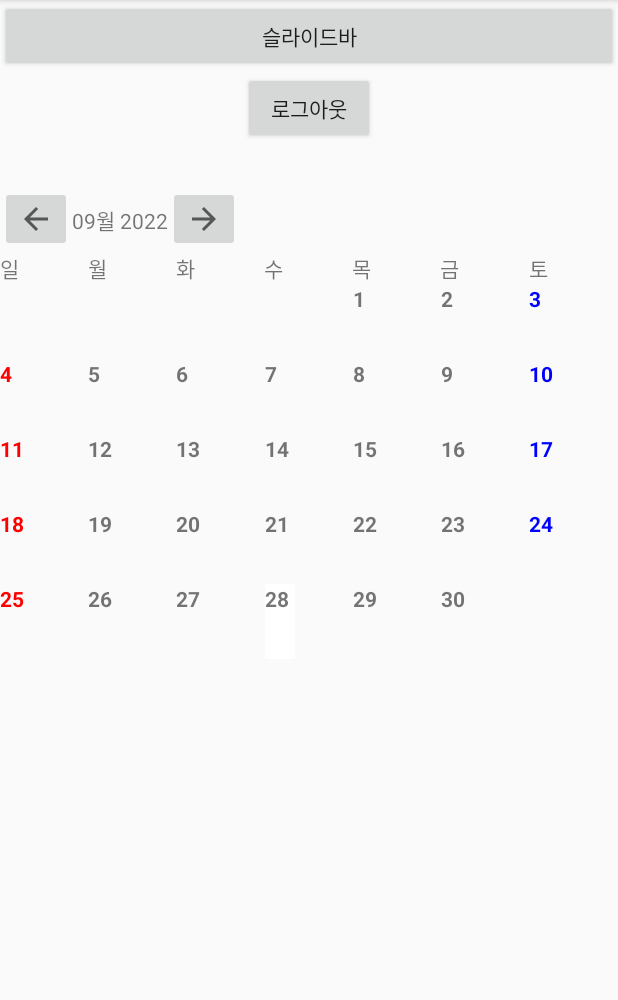
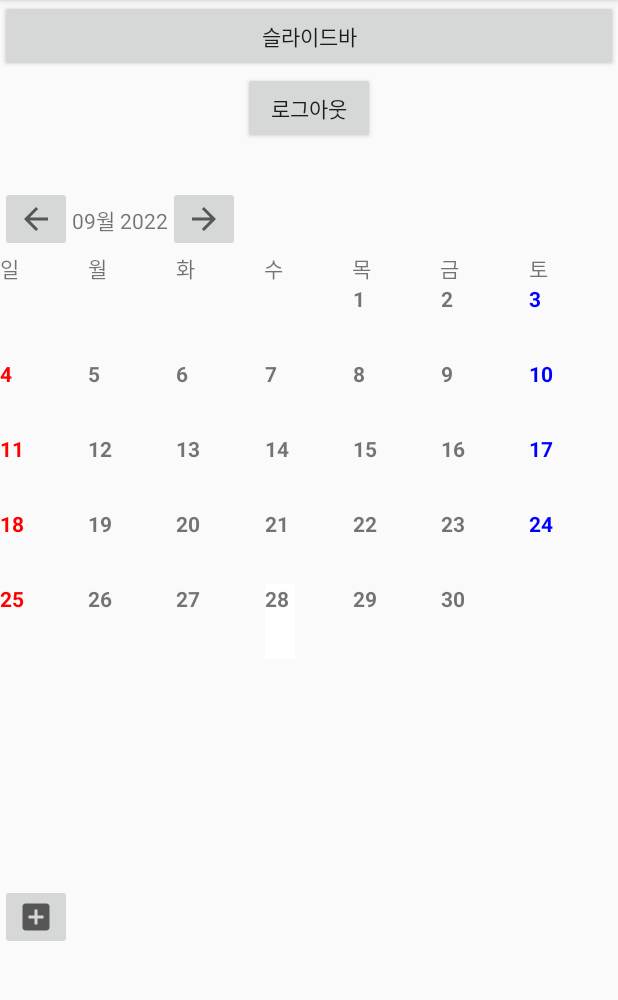
Before and after one commit to JIYUN1578/Share_calendar, an Android app: the screen it shows after launch (MainActivity), on a phone screen of 412 x 824 dp, the part 84-1084 px from its top. Run offline under Robolectric (Android 15) with nearby library versions, the phone set to English and light mode, and no system bars; our stand-ins replace Firebase (no records; nobody signed in at launch, a user with empty details on screens opened directly).

Commit message:
[20220928 전지윤] 일정추가 페이지 생성/ 업로드 직전까지

```diff
--- a/app/src/main/java/ort/techtown/share_calendar/MainActivity.java
+++ b/app/src/main/java/ort/techtown/share_calendar/MainActivity.java
@@ -45,6 +45,8 @@ public class MainActivity extends AppCompatActivity implements GoogleApiClient.O
     // 달력
     TextView tv_monthyear;
     RecyclerView recyclerView;
+    //일정추가버튼
+    ImageButton btn_goAddActivity;
 
 
     @Override
@@ -133,6 +135,19 @@ public class MainActivity extends AppCompatActivity implements GoogleApiClient.O
                 setMonthview();
             }
         });
+
+        btn_goAddActivity = (ImageButton) findViewById(R.id.btn_gotoAddActivity);
+        btn_goAddActivity.setOnClickListener(new View.OnClickListener() {
+            @Override
+            public void onClick(View view) {
+                Intent intent= new Intent(MainActivity.this,AddActivity.class);
+                // Bundle bundle = ActivityOptions.makeSceneTransitionAnimation(MainActivity.this).toBundle();
+                startActivity(intent);
+                finish();
+                overridePendingTransition(R.anim.anim_in,R.anim.anim_out);
+            }
+        });
+
     }
 
     // 달력
--- /dev/null
+++ b/app/src/main/res/anim/anim_in.xml
@@ -0,0 +1,8 @@
+<?xml version="1.0" encoding="utf-8"?>
+<set xmlns:android="http://schemas.android.com/apk/res/android">
+    <translate
+        android:toXDelta="0"
+        android:fromXDelta="100%p"
+        android:duration="500"
+        ></translate>
+</set>
--- /dev/null
+++ b/app/src/main/res/anim/anim_out.xml
@@ -0,0 +1,8 @@
+<?xml version="1.0" encoding="utf-8"?>
+<set xmlns:android="http://schemas.android.com/apk/res/android">
+    <translate
+        android:toXDelta="-100%p"
+        android:fromXDelta="0"
+        android:duration="500"
+        ></translate>
+</set>
--- /dev/null
+++ b/app/src/main/res/drawable/ic_baseline_add_box_24.xml
@@ -0,0 +1,10 @@
+<vector xmlns:android="http://schemas.android.com/apk/res/android"
+    android:width="24dp"
+    android:height="24dp"
+    android:viewportWidth="24"
+    android:viewportHeight="24"
+    android:tint="?attr/colorControlNormal">
+  <path
+      android:fillColor="@android:color/white"
+      android:pathData="M19,3L5,3c-1.11,0 -2,0.9 -2,2v14c0,1.1 0.89,2 2,2h14c1.1,0 2,-0.9 2,-2L21,5c0,-1.1 -0.9,-2 -2,-2zM17,13h-4v4h-2v-4L7,13v-2h4L11,7h2v4h4v2z"/>
+</vector>
--- a/app/src/main/res/layout/activity_main.xml
+++ b/app/src/main/res/layout/activity_main.xml
@@ -116,7 +116,17 @@
                class="androidx.appcompat.app.AlertController$RecycleListView"
                android:layout_width="match_parent"
                android:id="@+id/recyclerview"
-               android:layout_height="600dp" />
+               android:layout_height="400dp" />
+
+           <ImageButton
+               android:id="@+id/btn_gotoAddActivity"
+               android:layout_width="wrap_content"
+               android:layout_height="wrap_content"
+               android:src="@drawable/ic_baseline_add_box_24"
+               app:layout_constraintBottom_toBottomOf="parent"
+               app:layout_constraintEnd_toEndOf="parent"
+               app:layout_constraintStart_toStartOf="parent"
+               app:layout_constraintTop_toBottomOf="@+id/recyclerview" />
        </LinearLayout>
 
     </LinearLayout>
--- a/build.gradle
+++ b/build.gradle
@@ -11,8 +11,8 @@ buildscript {
 }// Top-level build file where you can add configuration options common to all sub-projects/modules.
 
 plugins {
-    id 'com.android.application' version '7.1.2' apply false
-    id 'com.android.library' version '7.1.2' apply false
+    id 'com.android.application' version '7.3.0' apply false
+    id 'com.android.library' version '7.3.0' apply false
 }
 
 task clean(type: Delete) {
```
Also changed, not shown: app/src/main/AndroidManifest.xml (+9 -3 lines), app/src/main/java/ort/techtown/share_calendar/AddActivity.java (added, +91 -0 lines), app/src/main/res/anim/anim_left_in.xml (added, +8 -0 lines), app/src/main/res/anim/anim_left_out.xml (added, +8 -0 lines), app/src/main/res/layout/activity_add.xml (added, +51 -0 lines), gradle/wrapper/gradle-wrapper.properties.
